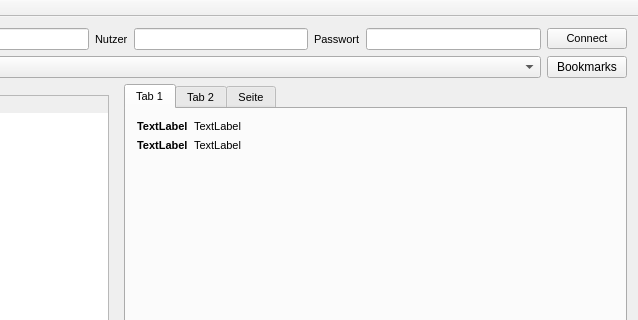
This is virshgui.ui in SteveCharleston/virsh-gui as Qt 5 draws it before an edit; both pictures show x 387 to 1025 and y 0 to 320 of the 1025 by 807 pixel window. The edited form follows.
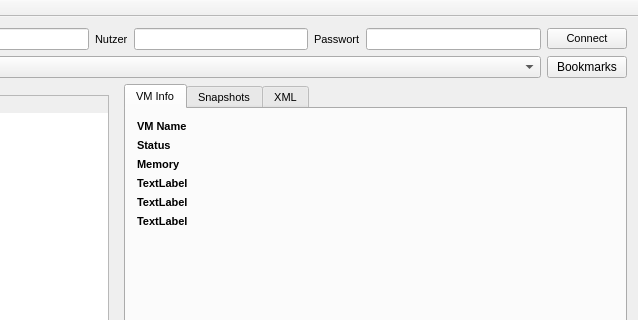
This is the edited form.

Commit message: Some more displaying of status information

Patch:
```diff
--- a/virshgui.ui
+++ b/virshgui.ui
@@ -223,7 +223,7 @@
        </property>
        <widget class="QWidget" name="infos">
         <attribute name="title">
-         <string>Tab 1</string>
+         <string>VM Info</string>
         </attribute>
         <layout class="QFormLayout" name="formLayout">
          <item row="0" column="0">
@@ -235,14 +235,14 @@
             </font>
            </property>
            <property name="text">
-            <string>TextLabel</string>
+            <string>VM Name</string>
            </property>
           </widget>
          </item>
          <item row="0" column="1">
           <widget class="QLabel" name="label_3">
            <property name="text">
-            <string>TextLabel</string>
+            <string/>
            </property>
            <property name="textInteractionFlags">
             <set>Qt::LinksAccessibleByMouse|Qt::TextSelectableByKeyboard|Qt::TextSelectableByMouse</set>
@@ -258,30 +258,110 @@
             </font>
            </property>
            <property name="text">
-            <string>TextLabel</string>
+            <string>Status</string>
            </property>
           </widget>
          </item>
          <item row="1" column="1">
           <widget class="QLabel" name="label_4">
            <property name="text">
-            <string>TextLabel</string>
+            <string/>
            </property>
            <property name="textInteractionFlags">
             <set>Qt::LinksAccessibleByMouse|Qt::TextSelectableByKeyboard|Qt::TextSelectableByMouse</set>
            </property>
           </widget>
          </item>
+         <item row="2" column="0">
+          <widget class="QLabel" name="label_5">
+           <property name="font">
+            <font>
+             <weight>75</weight>
+             <bold>true</bold>
+            </font>
+           </property>
+           <property name="text">
+            <string>Memory</string>
+           </property>
+          </widget>
+         </item>
+         <item row="2" column="1">
+          <widget class="QLabel" name="memoryLabel">
+           <property name="text">
+            <string/>
+           </property>
+          </widget>
+         </item>
+         <item row="3" column="0">
+          <widget class="QLabel" name="label_7">
+           <property name="font">
+            <font>
+             <weight>75</weight>
+             <bold>true</bold>
+            </font>
+           </property>
+           <property name="text">
+            <string>TextLabel</string>
+           </property>
+          </widget>
+         </item>
+         <item row="4" column="0">
+          <widget class="QLabel" name="label_8">
+           <property name="font">
+            <font>
+             <weight>75</weight>
+             <bold>true</bold>
+            </font>
+           </property>
+           <property name="text">
+            <string>TextLabel</string>
+           </property>
+          </widget>
+         </item>
+         <item row="3" column="1">
+          <widget class="QLabel" name="label_9">
+           <property name="text">
+            <string/>
+           </property>
+          </widget>
+         </item>
+         <item row="4" column="1">
+          <widget class="QLabel" name="label_10">
+           <property name="text">
+            <string/>
+           </property>
+          </widget>
+         </item>
+         <item row="5" column="0">
+          <widget class="QLabel" name="label_11">
+           <property name="font">
+            <font>
+             <weight>75</weight>
+             <bold>true</bold>
+            </font>
+           </property>
+           <property name="text">
+            <string>TextLabel</string>
+           </property>
+          </widget>
+         </item>
+         <item row="5" column="1">
+          <widget class="QLabel" name="label_12">
+           <property name="text">
+            <string/>
+           </property>
+          </widget>
+         </item>
         </layout>
        </widget>
        <widget class="QWidget" name="snapshots">
         <attribute name="title">
-         <string>Tab 2</string>
+         <string>Snapshots</string>
         </attribute>
        </widget>
        <widget class="QWidget" name="xml">
         <attribute name="title">
-         <string>Seite</string>
+         <string>XML</string>
         </attribute>
         <layout class="QVBoxLayout" name="verticalLayout_2">
          <item>
```
Left out of the diff: 4 changed lines with no effect on the pictures. The commit also changes 1 other file.
